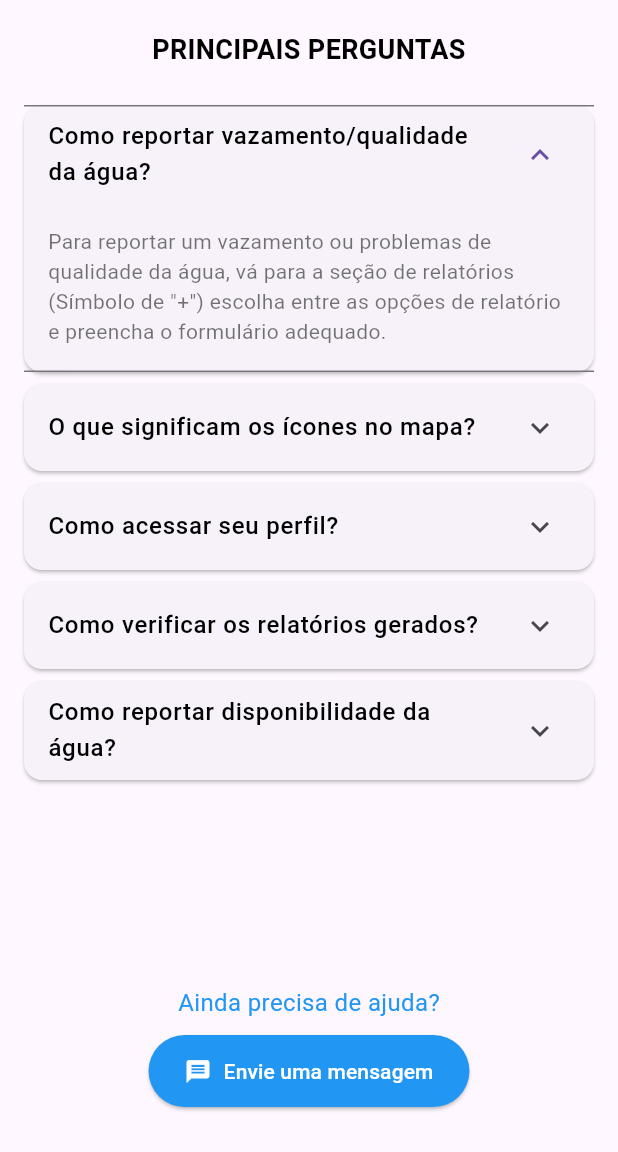
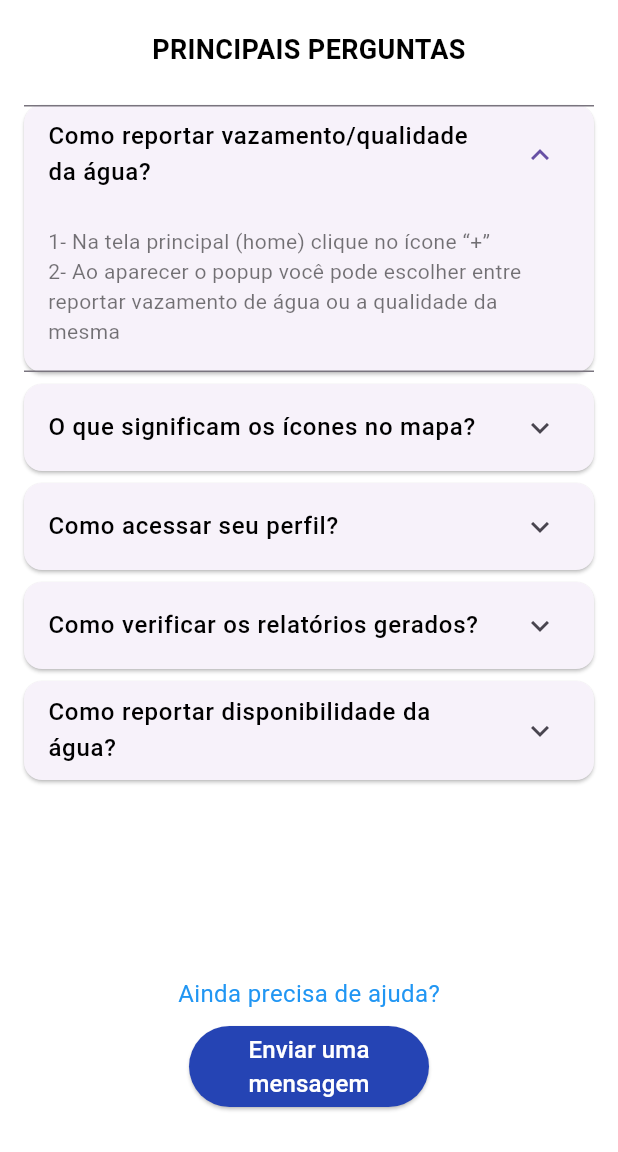
Before and after one commit to Iagolealfa/Aqua-Conecta, a Flutter app: the SuporteView screen opened by its route, after a tap on "Como reportar vazamento/qualidade da águ", on a phone screen of 412 x 824 dp, the part 84-1236 px from its top. Run offline on Flutter 3.47's test engine with Material 3 defaults, Android fonts, the phone set to English and light mode, and no system bars; our stand-ins replace cloud_firestore, firebase_auth, firebase_core, firebase_storage, geocoding, geolocator and 2 more; missing offline and left inert: flutter_email_sender; accounts and stored records are empty; generated files the repository leaves out were written again.

Commit message:
feat: Melhoria com relação ao figma

```diff
--- a/aqua_conecta/lib/views/relatorio_view.dart
+++ b/aqua_conecta/lib/views/relatorio_view.dart
@@ -1,4 +1,5 @@
 import 'package:flutter/material.dart';
+import '../components/drawer.dart';
 import 'package:aqua_conecta/view_models/login_view_model.dart';
 import 'package:provider/provider.dart';
 import 'package:cloud_firestore/cloud_firestore.dart';
@@ -160,16 +161,25 @@ class _RelatorioViewState extends State<RelatorioView> {
   @override
   Widget build(BuildContext context) {
     return Scaffold(
+      drawer: const AppDrawer(),
       appBar: AppBar(
-        title: Text('Relatórios'),
-        backgroundColor: Colors.blue,
+        title: const Text(
+          'Relatório',
+          style: TextStyle(color: Color(0xFF729AD6)),
+        ),
+        centerTitle: true,
+        backgroundColor: Colors.white,
+        iconTheme: const IconThemeData(color: Colors.black),
+        elevation: 0,
       ),
+      backgroundColor: Colors.white,
       body: SingleChildScrollView(
         child: Padding(
           padding: const EdgeInsets.all(16.0),
           child: Column(
             crossAxisAlignment: CrossAxisAlignment.center,
             children: [
+              const SizedBox(height: 50),
               DropdownButton<String>(
                 value: dropdownValue1,
                 onChanged: (String? newValue) {
--- a/aqua_conecta/lib/views/suporte_view.dart
+++ b/aqua_conecta/lib/views/suporte_view.dart
@@ -14,29 +14,35 @@ class _SuporteViewState extends State<SuporteView> {
   final List<Map<String, String>> faq = [
     {
       "pergunta": "Como reportar vazamento/qualidade da água?",
-      "resposta": "Para reportar um vazamento ou problemas de qualidade da água, vá para a seção de relatórios (Símbolo de \"+\") escolha entre as opções de relatório e preencha o formulário adequado."
+      "resposta":
+          "1- Na tela principal (home) clique no ícone “+” \n2- Ao aparecer o popup você pode escolher entre reportar vazamento de água ou a qualidade da mesma"
     },
     {
       "pergunta": "O que significam os ícones no mapa?",
-      "resposta": "Cada ícone representa um ponto de interesse ou um relatório enviado pelos usuários. Você pode clicar nos ícones para mais detalhes."
+      "resposta":
+          "Cada ícone representa um ponto de interesse ou um relatório enviado pelos usuários. Você pode clicar nos ícones para mais detalhes."
     },
     {
       "pergunta": "Como acessar seu perfil?",
-      "resposta": "Para acessar seu perfil, clique no ícone de perfil na barra de navegação no canto superior direito."
+      "resposta":
+          "1- No menu lateral (drawer) clique na imagem de perfil que aparece no topo\n2- Depois de clicado você será levado para a aba de perfil"
     },
     {
       "pergunta": "Como verificar os relatórios gerados?",
-      "resposta": "Na seção de relatórios, você encontrará todos os relatórios que você enviou, lá relatórios poderão ser filtrado por endereço ou tipo de relato."
+      "resposta":
+          "1- No menu lateral (drawer) clique em “Relatórios”\n2- Depois de clicado você será levado para a aba de relatórios\n3- Dentro você pode selecionar o tipo de relatório que gostaria de visualizar"
     },
     {
       "pergunta": "Como reportar disponibilidade da água?",
-      "resposta": "Use o botão de \"gota\" para reportar a disponibilidade de água em sua área atual."
+      "resposta":
+          "1- Na tela inicial clique no  botão flutuante com o símbolo de água, localizado no canto inferior direito."
     },
   ];
 
   @override
 Widget build(BuildContext context) {
   return Scaffold(
+    backgroundColor: Colors.white, // Define o fundo da tela como branco
     drawer: const AppDrawer(),
     appBar: AppBar(
       title: const Text(
@@ -84,7 +90,8 @@ class _SuporteViewState extends State<SuporteView> {
                         padding: const EdgeInsets.all(16.0),
                         child: Text(
                           faq[index]["resposta"]!,
-                            style: const TextStyle(fontSize: 14, color: Colors.black54),
+                          style: const TextStyle(
+                              fontSize: 14, color: Colors.black54),
                         ),
                       ),
                     ],
@@ -99,17 +106,30 @@ class _SuporteViewState extends State<SuporteView> {
             style: TextStyle(fontSize: 16, color: Colors.blue),
           ),
           const SizedBox(height: 10),
-            ElevatedButton.icon(
+          Center(
+            child: SizedBox(
+              width: 160,
+              height: 54,
+              child: ElevatedButton(
                 onPressed: () {
                   Navigator.of(context).pushNamed('/contato');
                 },
-              icon: const Icon(Icons.message, color: Colors.white),
-              label: const Text('Envie uma mensagem', style: TextStyle(color: Colors.white)),
                 style: ElevatedButton.styleFrom(
-                backgroundColor: Colors.blue,
-                padding: const EdgeInsets.symmetric(vertical: 14, horizontal: 24),
+                  backgroundColor: const Color(0xFF2544B4),
                   shape: RoundedRectangleBorder(
                     borderRadius: BorderRadius.circular(30),
+                  ),
+                  padding: const EdgeInsets.symmetric(
+                      vertical: 0, horizontal: 12), // Centralização do texto
+                ),
+                child: const Text(
+                  'Enviar uma mensagem',
+                  style: TextStyle(
+                    color: Colors.white,
+                    fontSize: 16,
+                  ),
+                  textAlign: TextAlign.center,
+                ),
               ),
             ),
           ),
@@ -119,4 +139,5 @@ class _SuporteViewState extends State<SuporteView> {
     ),
   );
 }
+
 }
```
Lines whose indentation alone changed are shown as unchanged.
